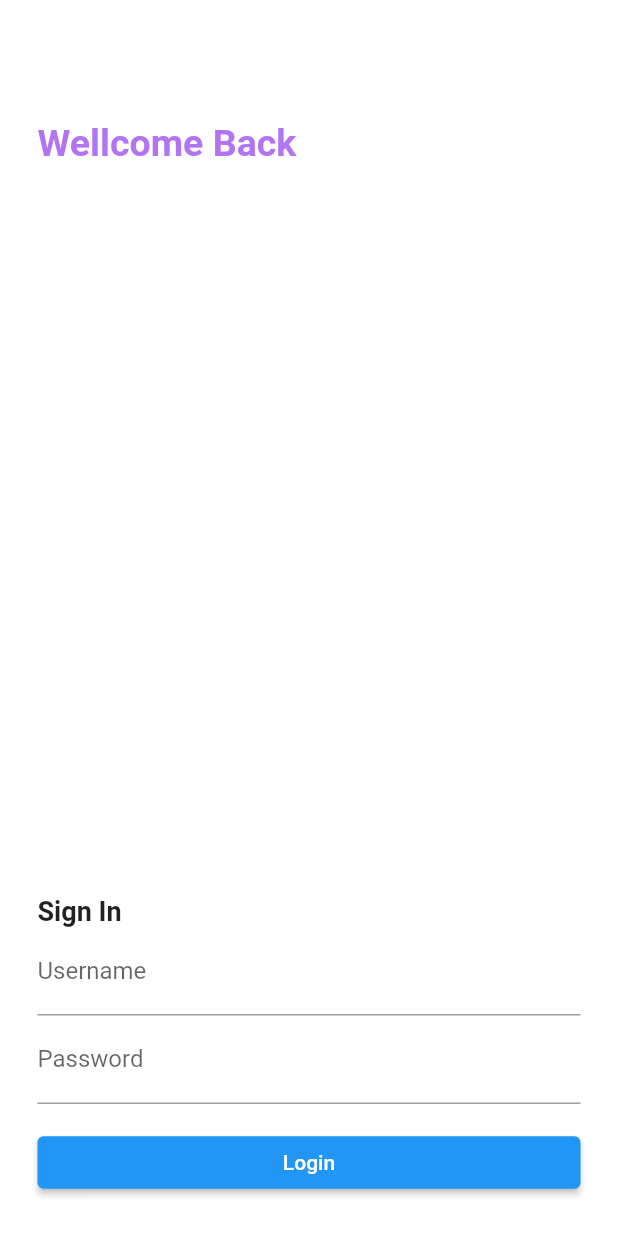
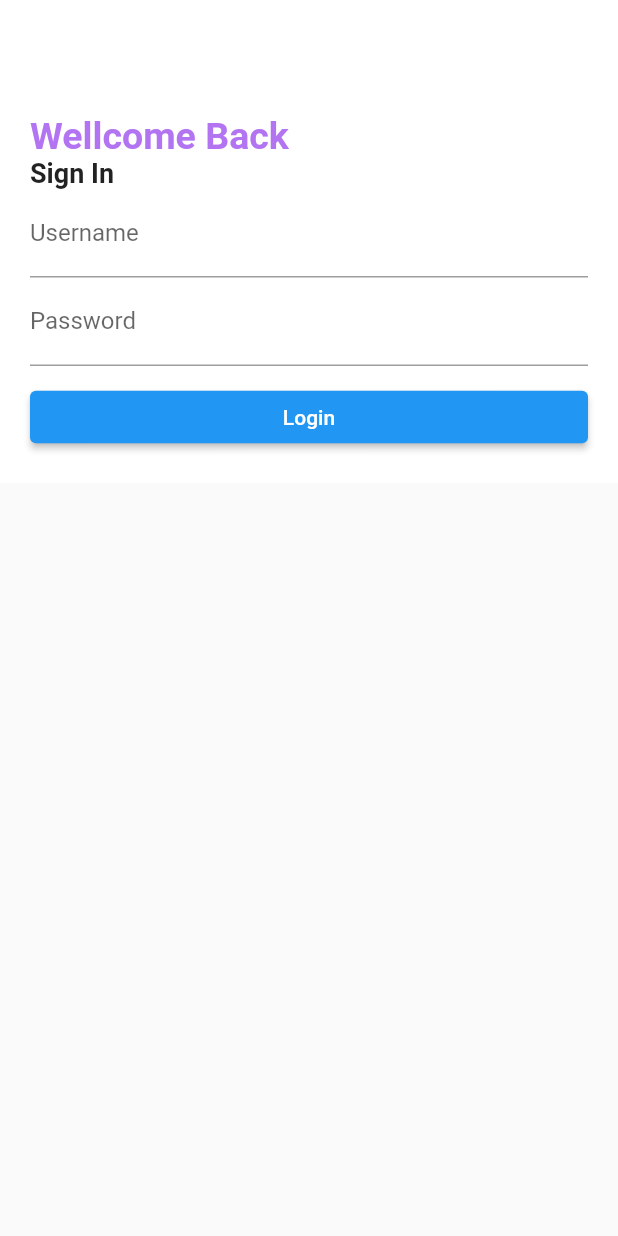
Before and after one commit to glovenkevin/dicoding-flutter-beginner-submission, a Flutter app: the screen it shows after launch, on a phone screen of 412 x 824 dp. Run offline on Flutter 3.47's test engine with Material 2 defaults, Android fonts, the phone set to English and light mode, and no system bars.

Commit message:
update(login) : add singlescrollview untuk mengatasi overflow

```diff
--- a/lib/screen/login_page.dart
+++ b/lib/screen/login_page.dart
@@ -16,8 +16,10 @@ class LoginPage extends StatelessWidget {
           elevation: 0,
         ),
         body: Container(
-          padding: EdgeInsets.all(25),
+          padding: EdgeInsets.all(20),
           decoration: BoxDecoration(color: Colors.white),
+          child: SingleChildScrollView(
+            reverse: true,
             child: Column(
               children: [
                 Row(
@@ -32,13 +34,13 @@ class LoginPage extends StatelessWidget {
                     ),
                   ],
                 ),
-              Spacer(),
                 Row(
                   mainAxisAlignment: MainAxisAlignment.start,
                   children: [
                     Text(
                       "Sign In",
-                    style: TextStyle(fontSize: 18, fontWeight: FontWeight.w600),
+                      style:
+                          TextStyle(fontSize: 18, fontWeight: FontWeight.w600),
                       textAlign: TextAlign.start,
                     ),
                   ],
@@ -54,7 +56,7 @@ class LoginPage extends StatelessWidget {
                   },
                 ),
                 Padding(
-                padding: EdgeInsets.only(bottom: 15),
+                  padding: EdgeInsets.only(bottom: 10),
                   child: TextField(
                     decoration: InputDecoration(
                       hintText: "password",
@@ -92,6 +94,7 @@ class LoginPage extends StatelessWidget {
                 )
               ],
             ),
+          ),
         ));
   }
 
```
Lines whose indentation alone changed are shown as unchanged.
